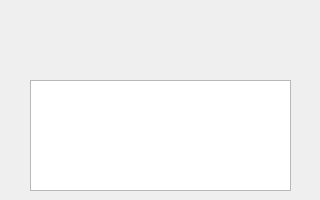
Before: the Qt Designer form SMLGUI/gui/about.ui in akshaybabloo/SML-GUI, drawn with Qt 5.
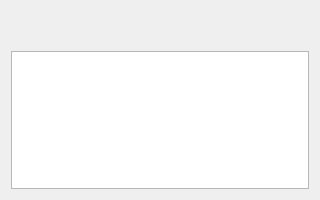
After: the same form once the commit is applied.

What changed in the file:
```diff
--- a/SMLGUI/gui/about.ui
+++ b/SMLGUI/gui/about.ui
@@ -13,25 +13,9 @@
   <property name="windowTitle">
    <string>Dialog</string>
   </property>
-  <widget class="QTextBrowser" name="textBrowser">
-   <property name="geometry">
-    <rect>
-     <x>30</x>
-     <y>80</y>
-     <width>261</width>
-     <height>111</height>
-    </rect>
-   </property>
-  </widget>
+  <layout class="QGridLayout" name="gridLayout">
+   <item row="0" column="0">
   <widget class="QLabel" name="logo">
-   <property name="geometry">
-    <rect>
-     <x>70</x>
-     <y>10</y>
-     <width>190</width>
-     <height>50</height>
-    </rect>
-   </property>
    <property name="text">
     <string/>
    </property>
@@ -39,15 +23,9 @@
     <set>Qt::AlignCenter</set>
    </property>
   </widget>
+   </item>
+   <item row="1" column="0">
   <widget class="QLabel" name="version">
-   <property name="geometry">
-    <rect>
-     <x>100</x>
-     <y>60</y>
-     <width>121</width>
-     <height>16</height>
-    </rect>
-   </property>
    <property name="text">
     <string/>
    </property>
@@ -55,6 +33,11 @@
     <set>Qt::AlignCenter</set>
    </property>
   </widget>
+   </item>
+   <item row="2" column="0">
+    <widget class="QTextBrowser" name="textBrowser"/>
+   </item>
+  </layout>
  </widget>
  <resources/>
  <connections/>
```
Lines whose indentation alone changed are shown as unchanged.
